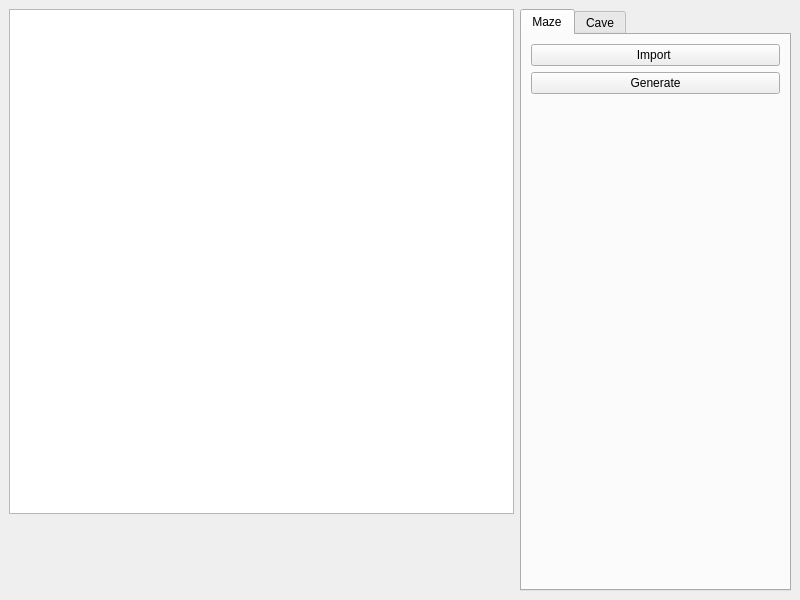
Qt form src/source/view/mainwindow.ui (Oleg-Sl/A1_Maze) before a commit.
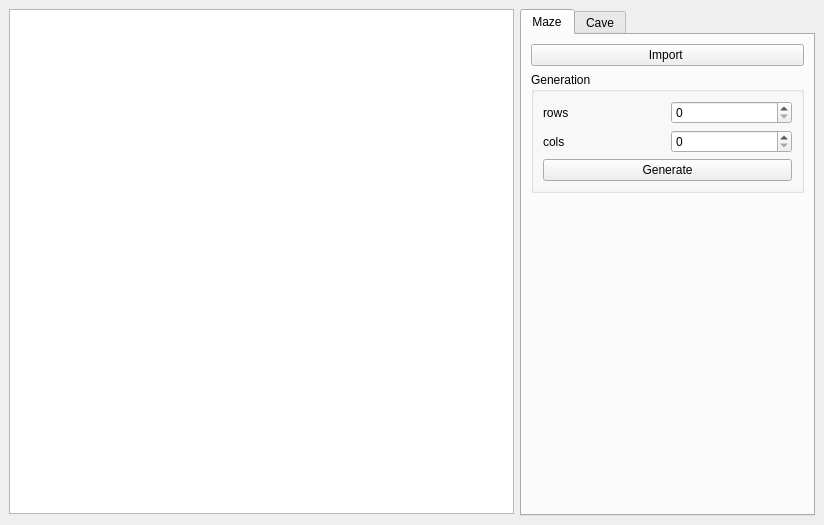
The same form after that commit.

Patch:
```diff
--- a/src/source/view/mainwindow.ui
+++ b/src/source/view/mainwindow.ui
@@ -6,10 +6,22 @@
    <rect>
     <x>0</x>
     <y>0</y>
-    <width>800</width>
-    <height>600</height>
+    <width>824</width>
+    <height>525</height>
    </rect>
   </property>
+  <property name="minimumSize">
+   <size>
+    <width>0</width>
+    <height>505</height>
+   </size>
+  </property>
+  <property name="maximumSize">
+   <size>
+    <width>16777215</width>
+    <height>525</height>
+   </size>
+  </property>
   <property name="windowTitle">
    <string>Maze</string>
   </property>
@@ -39,19 +51,6 @@
         </property>
        </widget>
       </item>
-      <item>
-       <spacer name="vspacer_screen">
-        <property name="orientation">
-         <enum>Qt::Vertical</enum>
-        </property>
-        <property name="sizeHint" stdset="0">
-         <size>
-          <width>20</width>
-          <height>40</height>
-         </size>
-        </property>
-       </spacer>
-      </item>
      </layout>
     </item>
     <item row="0" column="2" rowspan="2">
@@ -66,13 +65,6 @@
           <string>Maze</string>
          </attribute>
          <layout class="QGridLayout" name="gridLayout_3">
-          <item row="1" column="0">
-           <widget class="QPushButton" name="button_generate">
-            <property name="text">
-             <string>Generate</string>
-            </property>
-           </widget>
-          </item>
           <item row="0" column="0">
            <widget class="QPushButton" name="button_import">
             <property name="text">
@@ -81,6 +73,42 @@
            </widget>
           </item>
           <item row="2" column="0">
+           <widget class="QGroupBox" name="group_generation">
+            <property name="title">
+             <string>Generation</string>
+            </property>
+            <layout class="QGridLayout" name="gridLayout_2">
+             <item row="1" column="0">
+              <widget class="QLabel" name="label_cols">
+               <property name="text">
+                <string>cols</string>
+               </property>
+              </widget>
+             </item>
+             <item row="0" column="1">
+              <widget class="QSpinBox" name="spin_rows"/>
+             </item>
+             <item row="0" column="0">
+              <widget class="QLabel" name="label_rows">
+               <property name="text">
+                <string>rows</string>
+               </property>
+              </widget>
+             </item>
+             <item row="1" column="1">
+              <widget class="QSpinBox" name="spin_cols"/>
+             </item>
+             <item row="2" column="0" colspan="2">
+              <widget class="QPushButton" name="button_generate">
+               <property name="text">
+                <string>Generate</string>
+               </property>
+              </widget>
+             </item>
+            </layout>
+           </widget>
+          </item>
+          <item row="4" column="0">
            <spacer name="vspacer_form">
             <property name="orientation">
              <enum>Qt::Vertical</enum>
```
